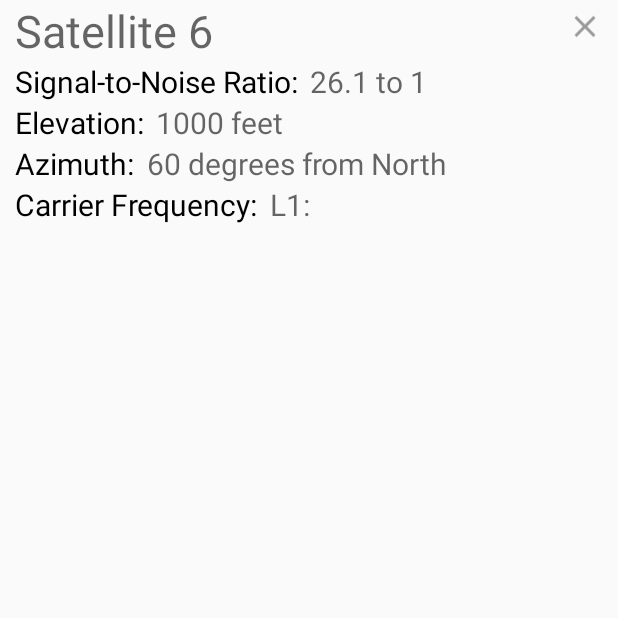
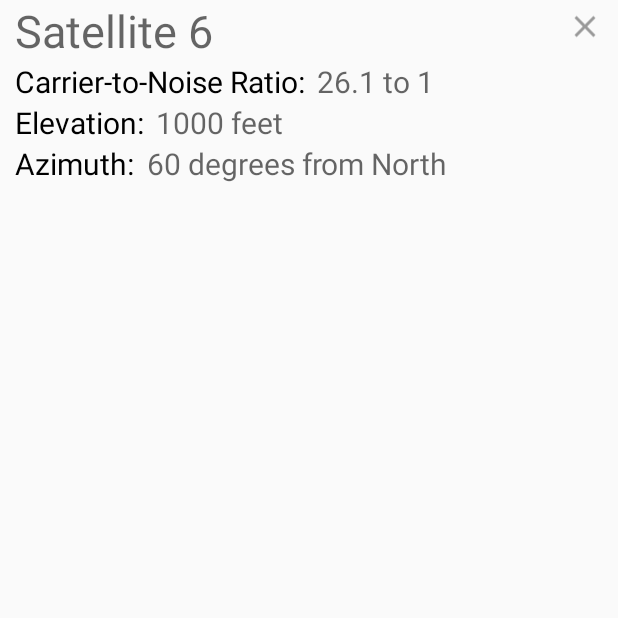
Before and after one commit to PublicNTP/time-server-app, an Android app: the fragment SatelliteDetailFragment shown on its own in the app's theme, on a phone screen of 412 x 824 dp, the top half of it. Run offline under Robolectric (Android 15) with nearby library versions, the phone set to English and light mode, and no system bars; our stand-ins replace ButterKnife; Roboto replaces fonts that are not available here; 5 statements that could not run were skipped.

Commit message:
updated satellite view, added debugging code

```diff
--- a/app/src/main/java/app/timeserver/ui/satellite/SatelliteDetailFragment.java
+++ b/app/src/main/java/app/timeserver/ui/satellite/SatelliteDetailFragment.java
@@ -30,7 +30,7 @@ public class SatelliteDetailFragment extends BaseFragment {
     @BindView(R.id.satellite_signal_to_noise) TextView signalToNoiseView;
     @BindView(R.id.satellite_altitude) TextView altitudeAngleView;
     @BindView(R.id.satellite_heading) TextView headingView;
-    @BindView(R.id.satellite_frequency) TextView satelliteFrequency;
+    //@BindView(R.id.satellite_frequency) TextView satelliteFrequency;
 
 
     public static SatelliteDetailFragment newInstance(SatelliteModel satelliteModel, OnDetailsClosedListener onDetailsClosedListener) {
@@ -51,7 +51,7 @@ public class SatelliteDetailFragment extends BaseFragment {
         altitudeAngleView.setText(String.format("%.0f° above horizon", satelliteModel.elevationDegrees));
         headingView.setText(String.format("%.0f° from North", satelliteModel.azimuthDegrees));
         signalToNoiseView.setText(String.format("%.1f dB", satelliteModel.snrInDb));
-        // satelliteFrequency.setText(String.format("%s", satelliteModel.carrierFrequencyHz));
+        //satelliteFrequency.setText(String.format("%s", satelliteModel.carrierFrequencyHz));
 
         return rootView;
     }
--- a/app/src/main/java/app/timeserver/ui/satellite/SignalGraphFragment.java
+++ b/app/src/main/java/app/timeserver/ui/satellite/SignalGraphFragment.java
@@ -78,6 +78,8 @@ public class SignalGraphFragment extends BaseFragment {
         List<AxisValue> axisValues = new ArrayList<>();
 
         int i = 0;
+        satellites.sort((s1, s2) -> Float.compare(s2.Cn0DbHz, s1.Cn0DbHz));
+
         for (SatelliteModel s : satellites) {
             List<SubcolumnValue> subcolumnValues = new ArrayList<>();
             subcolumnValues.add(new SubcolumnValue(s.Cn0DbHz).setColor(GreyLevelHelper.asColor(getContext(), s.Cn0DbHz)));
@@ -91,7 +93,7 @@ public class SignalGraphFragment extends BaseFragment {
             axisValues.add(axisValue);
         }
 
-        Collections.sort(satelliteSignalValues);
+
         ColumnChartData columnChartData = new ColumnChartData(satelliteSignalValues);
         columnChartData.setStacked(true);
 
--- a/app/src/main/java/app/timeserver/ui/server/ServerFragment.java
+++ b/app/src/main/java/app/timeserver/ui/server/ServerFragment.java
@@ -190,12 +190,18 @@ public class ServerFragment extends Fragment {
             public void run() {
                 viewBinding.invalidateAll();
                 refreshGraphTask = new RefreshGraphTask(ServerFragment.this);
+                if(refreshGraphTask == null)
+                  {
+                       return; //or return false/true, based on where you are calling from
+                  }else{
                     try{
                       refreshGraphTask.execute();
                     }
                     catch (Exception e) {
                        Log.e("refreshGraphTask","exception", e);
                     }
+                  }
+
             }
         }, 0, graphRefreshFrequency);
     }
--- a/app/src/main/res/layout/fragment_satellite_detail.xml
+++ b/app/src/main/res/layout/fragment_satellite_detail.xml
@@ -94,26 +94,6 @@
             android:textColor="@color/satellite_detail_text"
             android:textSize="@dimen/satellite_detail_text_size" />
     </LinearLayout>
-    <LinearLayout
-        android:layout_width="wrap_content"
-        android:layout_height="wrap_content"
-        android:orientation="horizontal">
 
-        <TextView
-            android:layout_width="wrap_content"
-            android:layout_height="wrap_content"
-            android:layout_marginRight="@dimen/satellite_detail_label_margin"
-            android:text="@string/carrier_frequency"
-            android:textColor="@color/black"
-            android:textSize="@dimen/satellite_detail_text_size" />
-
-        <TextView
-            android:id="@+id/satellite_frequency"
-            android:layout_width="wrap_content"
-            android:layout_height="wrap_content"
-            android:hint="@string/carrier_frequency_example"
-            android:textColor="@color/satellite_detail_text"
-            android:textSize="@dimen/satellite_detail_text_size" />
-    </LinearLayout>
 
 </LinearLayout>
--- a/app/src/main/res/values/strings.xml
+++ b/app/src/main/res/values/strings.xml
@@ -70,7 +70,7 @@
     <string name="heading">Azimuth:</string>
     <string name="satellite_heading_example">60 degrees from North</string>
     <string name="satellite_altitude_example">1000 feet</string>
-    <string name="signal_to_noise_ratio">Signal-to-Noise Ratio:</string>
+    <string name="signal_to_noise_ratio">Carrier-to-Noise Ratio:</string>
     <string name="carrier_frequency">Carrier Frequency:</string>
     <string name="carrier_frequency_example">L1:</string>
     <string name="unreliable_connection_warning">No reliable connection - connect to ethernet or wifi</string>
```
Also changed, not shown: app/src/main/java/app/timeserver/model/SatelliteModel.java (+0 -16 lines). Lines whose indentation alone changed are shown as unchanged.
